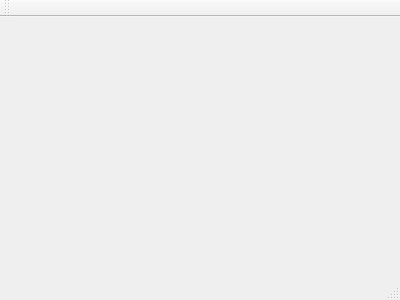
Above: BVFS/mainwindow.ui from SakuraSong001/BVFS before the change. Below: the same form after it.
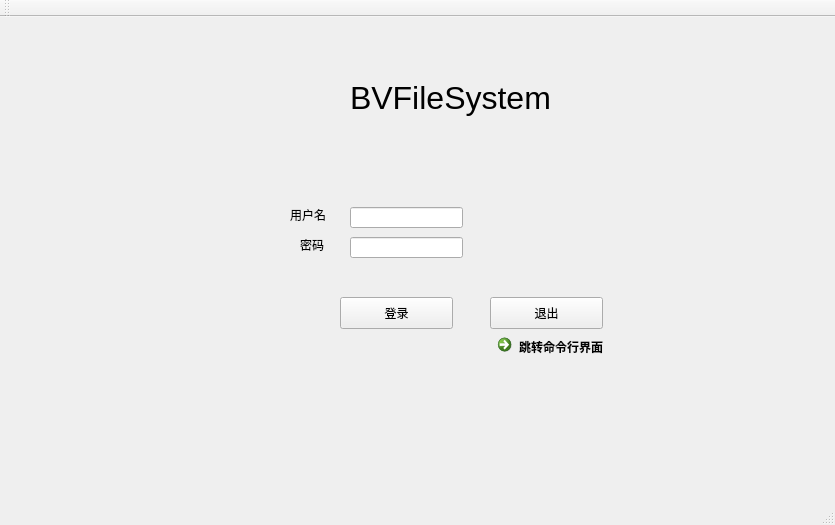
That is the form after the change.

Diff of the .ui file:
```diff
--- a/BVFS/mainwindow.ui
+++ b/BVFS/mainwindow.ui
@@ -1,24 +1,143 @@
 <ui version="4.0">
  <class>MainWindow</class>
- <widget class="QMainWindow" name="MainWindow" >
-  <property name="geometry" >
+ <widget class="QMainWindow" name="MainWindow">
+  <property name="geometry">
    <rect>
     <x>0</x>
     <y>0</y>
-    <width>400</width>
-    <height>300</height>
+    <width>835</width>
+    <height>525</height>
    </rect>
   </property>
   <property name="windowTitle" >
    <string>MainWindow</string>
   </property>
-  <widget class="QMenuBar" name="menuBar" />
-  <widget class="QToolBar" name="mainToolBar" />
-  <widget class="QWidget" name="centralWidget" />
-  <widget class="QStatusBar" name="statusBar" />
+  <widget class="QWidget" name="centralWidget">
+   <widget class="QLineEdit" name="lineEdit">
+    <property name="geometry">
+     <rect>
+      <x>350</x>
+      <y>220</y>
+      <width>113</width>
+      <height>21</height>
+     </rect>
+    </property>
+   </widget>
+   <widget class="QLabel" name="label">
+    <property name="geometry">
+     <rect>
+      <x>300</x>
+      <y>220</y>
+      <width>31</width>
+      <height>16</height>
+     </rect>
+    </property>
+    <property name="text">
+     <string>密码</string>
+    </property>
+   </widget>
+   <widget class="QLabel" name="label_2">
+    <property name="geometry">
+     <rect>
+      <x>290</x>
+      <y>190</y>
+      <width>60</width>
+      <height>16</height>
+     </rect>
+    </property>
+    <property name="text">
+     <string>用户名</string>
+    </property>
+   </widget>
+   <widget class="QLineEdit" name="lineEdit_2">
+    <property name="geometry">
+     <rect>
+      <x>350</x>
+      <y>190</y>
+      <width>113</width>
+      <height>21</height>
+     </rect>
+    </property>
+   </widget>
+   <widget class="QCommandLinkButton" name="commandLinkButton">
+    <property name="geometry">
+     <rect>
+      <x>490</x>
+      <y>310</y>
+      <width>193</width>
+      <height>41</height>
+     </rect>
+    </property>
+    <property name="text">
+     <string>跳转命令行界面</string>
+    </property>
+   </widget>
+   <widget class="QPushButton" name="pushButton">
+    <property name="geometry">
+     <rect>
+      <x>490</x>
+      <y>280</y>
+      <width>113</width>
+      <height>32</height>
+     </rect>
+    </property>
+    <property name="text">
+     <string>退出</string>
+    </property>
+   </widget>
+   <widget class="QPushButton" name="pushButton_2">
+    <property name="geometry">
+     <rect>
+      <x>340</x>
+      <y>280</y>
+      <width>113</width>
+      <height>32</height>
+     </rect>
+    </property>
+    <property name="text">
+     <string>登录</string>
+    </property>
+   </widget>
+   <widget class="QLabel" name="label_3">
+    <property name="geometry">
+     <rect>
+      <x>350</x>
+      <y>40</y>
+      <width>301</width>
+      <height>81</height>
+     </rect>
+    </property>
+    <property name="font">
+     <font>
+      <pointsize>24</pointsize>
+     </font>
+    </property>
+    <property name="text">
+     <string>BVFileSystem</string>
+    </property>
+   </widget>
+  </widget>
+  <widget class="QMenuBar" name="menuBar">
+   <property name="geometry">
+    <rect>
+     <x>0</x>
+     <y>0</y>
+     <width>835</width>
+     <height>22</height>
+    </rect>
+   </property>
+  </widget>
+  <widget class="QToolBar" name="mainToolBar">
+   <attribute name="toolBarArea">
+    <enum>TopToolBarArea</enum>
+   </attribute>
+   <attribute name="toolBarBreak">
+    <bool>false</bool>
+   </attribute>
+  </widget>
+  <widget class="QStatusBar" name="statusBar"/>
  </widget>
- <layoutDefault spacing="6" margin="11" />
- <pixmapfunction></pixmapfunction>
+ <layoutdefault spacing="6" margin="11"/>
  <resources/>
  <connections/>
 </ui>
```
Left out of the diff: 3 changed lines with no effect on the pictures.
